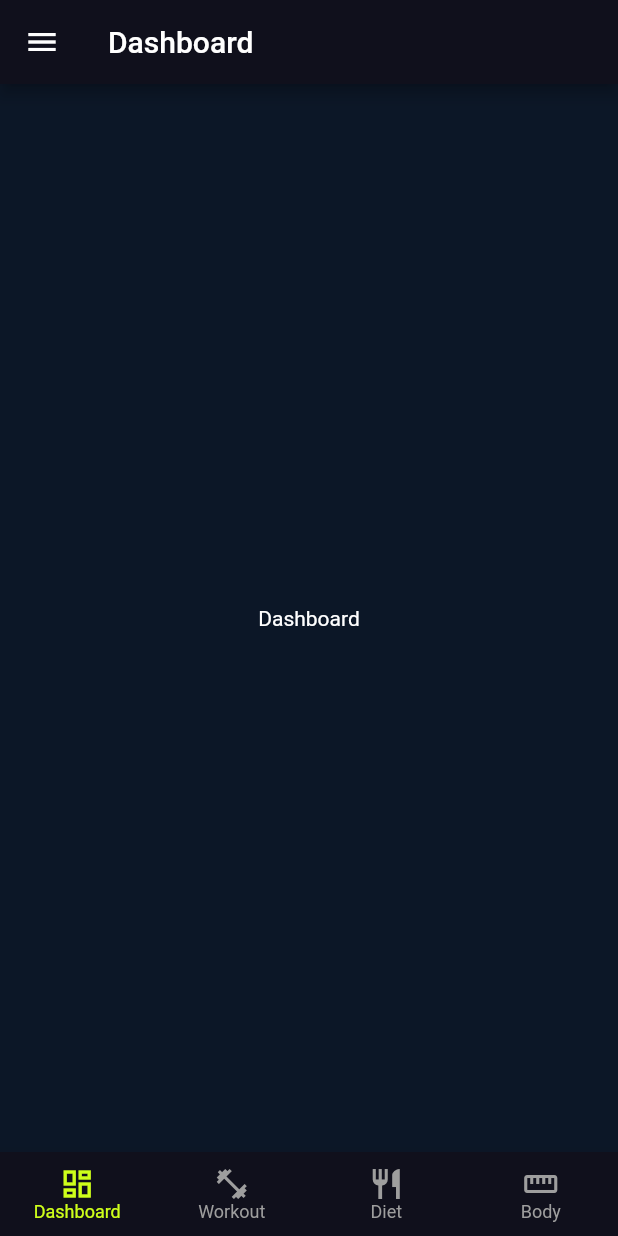
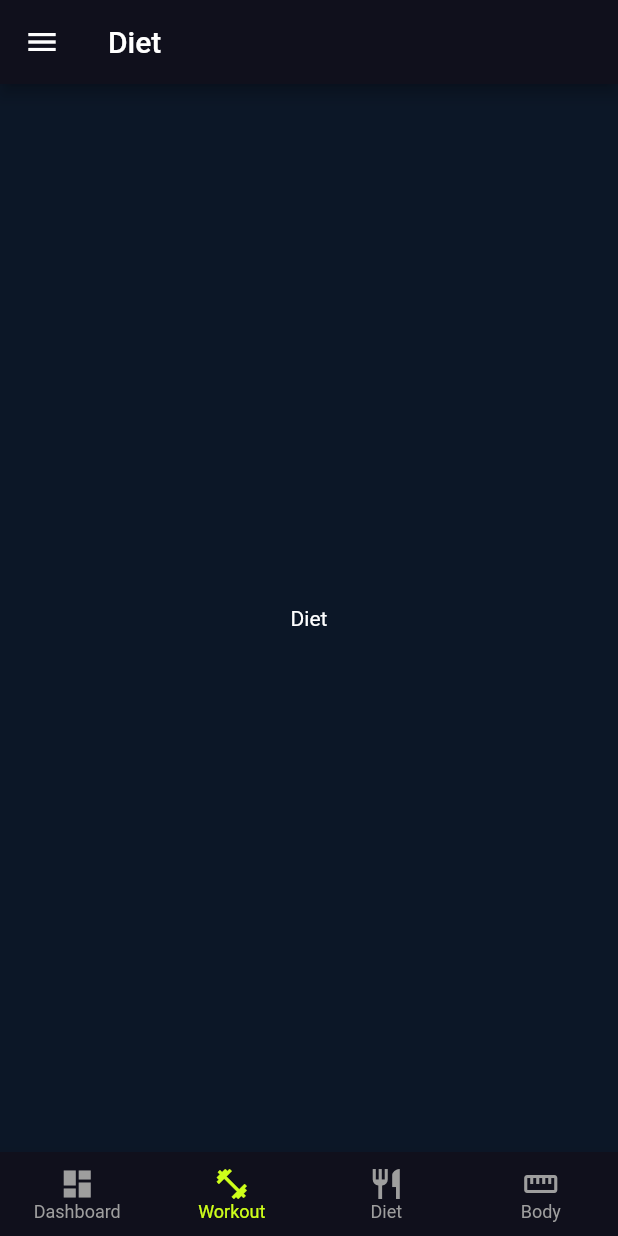
Before and after one commit to remote-gymapp/gym_app, a Flutter app: the Layout screen opened by its route, on a phone screen of 412 x 824 dp. Run offline on Flutter 3.47's test engine with Material 2 defaults, Android fonts, the phone set to English and light mode, and no system bars; our stand-ins replace get.

Commit message:
cleanup and split files into better structure

```diff
--- a/lib/src/app_routes.dart
+++ b/lib/src/app_routes.dart
@@ -1,5 +1,4 @@
 import 'package:get/get.dart';
-import 'package:flutter/material.dart';
 
 import 'package:gym_app/src/pages/auth/widgets/sign_in_page.dart';
 import 'package:gym_app/src/pages/screen_route.dart';
@@ -12,7 +11,7 @@ class AppRoute {
       page: () => SignInPage(),
     ),
     GetPage(
-      name: ScreenRoute.demoMain,
+      name: ScreenRoute.main,
       page: () => Layout(),
     ),
   ];
--- a/lib/src/controllers/layout_controller.dart
+++ b/lib/src/controllers/layout_controller.dart
@@ -1,20 +1,32 @@
-import 'package:flutter/material.dart';
 import 'package:get/get.dart';
+import 'package:gym_app/src/models/titled_widget.dart';
+
+import 'package:gym_app/src/pages/dashboard/widget/dashboard_page.dart';
+import 'package:gym_app/src/pages/workout/widget/workout_page.dart';
+import 'package:gym_app/src/pages/diet/widget/diet_page.dart';
+import 'package:gym_app/src/pages/body/widget/body_page.dart';
+
+class Pages {
+  static int dashboard = 0;
+  static int workout = 1;
+  static int diet = 2;
+  static int body = 3;
+}
 
 class LayoutController extends GetxController {
   final List<TitledWidget> pages = [
-    const TitledWidget(title: 'Dashboard'),
-    const TitledWidget(title: 'Workout'),
-    const TitledWidget(title: 'Diet'),
-    const TitledWidget(title: 'Body'),
+    DashboardPage(),
+    DietPage(),
+    WorkoutPage(),
+    BodyPage(),
   ];
 
   RxBool isAppBarEnabled = true.obs;
   RxBool isNavBarEnabled = true.obs;
 
-  RxInt currentIndex = 0.obs;
+  late TitledWidget currentPage;
 
-  late TitledWidget currentPage;
+  RxInt currentIndex = Pages.workout.obs;
 
   RxString get appBarTitle {
     return currentPage.title.obs;
@@ -23,30 +35,16 @@ class LayoutController extends GetxController {
   @override
   onInit() {
     super.onInit();
-
-    currentPage = pages[0];
+    currentPage = pages[Pages.workout];
   }
 
   updateCurrentIndex(int newIndex) {
+    // ignore dashboard and body for now
+    if (newIndex == Pages.dashboard || newIndex == Pages.body) {
+      return;
+    }
+
     currentIndex(newIndex);
     currentPage = pages[currentIndex.value];
   }
 }
-
-class TitledWidget extends StatelessWidget {
-  final String title;
-
-  const TitledWidget({
-    Key? key,
-    required this.title,
-  }) : super(key: key);
-
-  @override
-  Widget build(BuildContext context) {
-    return Container(
-      child: Center(
-        child: Text(title),
-      ),
-    );
-  }
-}
--- /dev/null
+++ b/lib/src/models/titled_widget.dart
@@ -0,0 +1,7 @@
+import 'package:flutter/material.dart';
+
+abstract class TitledWidget extends StatelessWidget {
+  final String title = 'Gym App';
+
+  const TitledWidget({Key? key}) : super(key: key);
+}
--- a/lib/src/pages/auth/widgets/sign_in_page.dart
+++ b/lib/src/pages/auth/widgets/sign_in_page.dart
@@ -101,7 +101,7 @@ class SignInPage extends GetView {
                 ),
               ),
               onPressed: () {
-                Get.offAllNamed(ScreenRoute.demoMain);
+                Get.offAllNamed(ScreenRoute.main);
               },
             ),
           )
--- /dev/null
+++ b/lib/src/pages/diet/widget/diet_page.dart
@@ -0,0 +1,18 @@
+import 'package:flutter/material.dart';
+import 'package:get/get.dart';
+
+import 'package:gym_app/src/models/titled_widget.dart';
+
+class DietPage extends GetView implements TitledWidget {
+  const DietPage({Key? key}) : super(key: key);
+
+  @override
+  final String title = 'Diet';
+
+  @override
+  Widget build(BuildContext context) {
+    return Center(
+      child: Text(title),
+    );
+  }
+}
--- a/lib/src/pages/screen_route.dart
+++ b/lib/src/pages/screen_route.dart
@@ -1,4 +1,4 @@
 class ScreenRoute {
   static String signInPage = '/sign_in_page';
-  static String demoMain = '/main';
+  static String main = '/main';
 }
--- a/lib/src/widgets/layout/layout_widget.dart
+++ b/lib/src/widgets/layout/layout_widget.dart
@@ -3,6 +3,7 @@ import 'package:get/get.dart';
 
 import 'package:gym_app/src/theme/app_theme.dart';
 import 'package:gym_app/src/controllers/layout_controller.dart';
+import 'package:gym_app/src/widgets/layout/custom_drawer.dart';
 
 class Layout extends GetView<LayoutController> {
   @override
@@ -13,8 +14,7 @@ class Layout extends GetView<LayoutController> {
   @override
   Widget build(BuildContext context) {
     return Obx(
-      () {
-        return Scaffold(
+      () => Scaffold(
         appBar: controller.isAppBarEnabled.value ? _buildAppBar() : null,
         body: Container(
           color: AppTheme.darkBg,
@@ -22,13 +22,11 @@ class Layout extends GetView<LayoutController> {
             child: controller.currentPage,
           ),
         ),
-          bottomNavigationBar:
-              controller.isNavBarEnabled.value ? _buildBottomNavBar() : null,
-          drawer: Drawer(
-            child: Text('Hello'),
+        bottomNavigationBar: controller.isNavBarEnabled.value
+            ? _buildBottomNavigationBar()
+            : null,
+        drawer: CustomDrawer(),
       ),
-        );
-      },
     );
   }
 
@@ -39,7 +37,7 @@ class Layout extends GetView<LayoutController> {
     );
   }
 
-  BottomNavigationBar _buildBottomNavBar() {
+  BottomNavigationBar _buildBottomNavigationBar() {
     return BottomNavigationBar(
       type: BottomNavigationBarType.fixed,
       currentIndex: controller.currentIndex.value,
@@ -56,7 +54,7 @@ class Layout extends GetView<LayoutController> {
       items: [
         BottomNavigationBarItem(
           label: 'Dashboard',
-          icon: Icon(Icons.dashboard_outlined),
+          icon: Icon(Icons.dashboard),
         ),
         BottomNavigationBarItem(
           label: 'Workout',
```
Also changed, not shown: lib/src/pages/body/widget/body_page.dart (added, +18 -0 lines), lib/src/pages/dashboard/widget/dashboard_page.dart (added, +18 -0 lines), lib/src/pages/workout/widget/workout_page.dart (added, +18 -0 lines), lib/src/widgets/layout/custom_drawer.dart (added, +14 -0 lines). Lines whose indentation alone changed are shown as unchanged.
